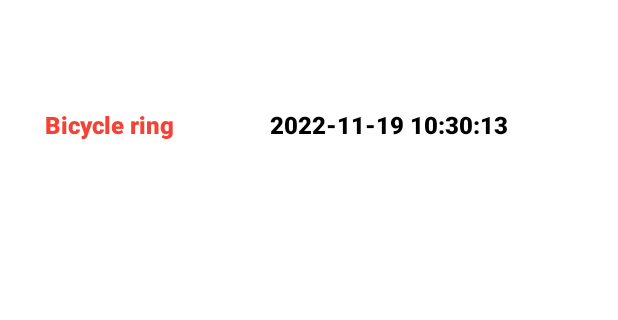
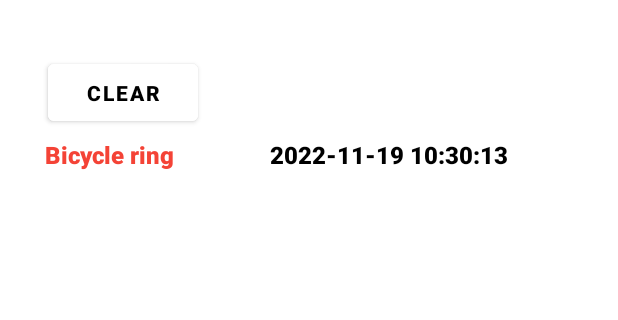
Before and after one commit to u3569037/Alertio, an Android app: the PastRecord screen opened directly, with no data from a screen before it, on a phone screen of 412 x 824 dp, the part 200-520 px from its top. Run offline under Robolectric (Android 15) with nearby library versions, the phone set to English and light mode, and no system bars; Roboto replaces fonts that are not available here.

Commit message:
Past record added clear button But function not working

```diff
--- a/app/src/main/java/com/example/alertio/PastRecord.kt
+++ b/app/src/main/java/com/example/alertio/PastRecord.kt
@@ -1,23 +1,42 @@
 package com.example.alertio
 
+import android.content.Context
 import android.os.Bundle
+import android.os.Environment
+import android.widget.Button
 import androidx.appcompat.app.AppCompatActivity
 import android.widget.ListView
 import android.widget.SimpleAdapter
 import android.widget.Toast
+import java.io.File
 import java.io.FileInputStream
+import java.nio.file.Files
+import java.nio.file.Files.delete
+import java.nio.file.Files.deleteIfExists
+import java.nio.file.Paths
+import kotlin.io.path.deleteIfExists
 
 
 class PastRecord : AppCompatActivity() {
     private val file = "identificationRecord"
-
+    private var clearBtn : Button? = null
 
     override fun onCreate(savedInstanceState: Bundle?) {
         super.onCreate(savedInstanceState)
         setContentView(R.layout.activity_past_record)
         window.statusBarColor = 0   //set status bar color to white
 
+        clearBtn = findViewById(R.id.clearBtn)
+        clearBtn!!.setOnClickListener(){
+            val file = Paths.get(applicationContext.filesDir.toString()+"\\identificationRecord")
+            deleteIfExists(file)
+            loadRecord()
+        }
 
+        loadRecord()
+    }
+
+    private fun loadRecord(){
         // add record to content view
         var recordList = arrayOf<String>()
         try {
@@ -34,8 +53,8 @@ class PastRecord : AppCompatActivity() {
             //Toast.makeText(getBaseContext(), "file read", Toast.LENGTH_SHORT).show()
 
         }
-            catch (e: Exception) {
-                //exe
+        catch (e: Exception) {
+            //exe
         }
 
 
--- a/app/src/main/res/layout/activity_operating.xml
+++ b/app/src/main/res/layout/activity_operating.xml
@@ -82,9 +82,11 @@
         android:id="@+id/warningBox"
         android:layout_width="350sp"
         android:layout_height="350sp"
+        android:layout_marginBottom="32dp"
         android:backgroundTint="#E8E7E7"
         android:elevation="20sp"
         app:cardCornerRadius="20sp"
+        app:layout_constraintBottom_toTopOf="@+id/startbtn"
         app:layout_constraintEnd_toEndOf="parent"
         app:layout_constraintStart_toStartOf="parent"
         app:layout_constraintTop_toBottomOf="@+id/audioRecordView">
--- a/app/src/main/res/layout/activity_past_record.xml
+++ b/app/src/main/res/layout/activity_past_record.xml
@@ -35,7 +35,7 @@
     <ListView
         android:id="@+id/list_view"
         android:layout_width="0dp"
-        android:layout_height="620dp"
+        android:layout_height="600sp"
         android:divider="@null"
         android:dividerHeight="5.0sp"
         android:fadeScrollbars="true"
@@ -46,4 +46,19 @@
         app:layout_constraintEnd_toEndOf="parent"
         app:layout_constraintStart_toStartOf="parent" />
 
+    <Button
+        android:id="@+id/clearBtn"
+        android:layout_width="100dp"
+        android:layout_height="50sp"
+        android:layout_marginStart="32dp"
+        android:layout_marginBottom="4dp"
+        android:backgroundTint="#FFFFFF"
+        android:fontFamily="sans-serif-black"
+        android:shadowColor="#FFFFFF"
+        android:text="Clear"
+        android:textColor="#000000"
+        android:textSize="14sp"
+        app:layout_constraintBottom_toTopOf="@+id/list_view"
+        app:layout_constraintStart_toStartOf="parent" />
+
 </androidx.constraintlayout.widget.ConstraintLayout>
```
